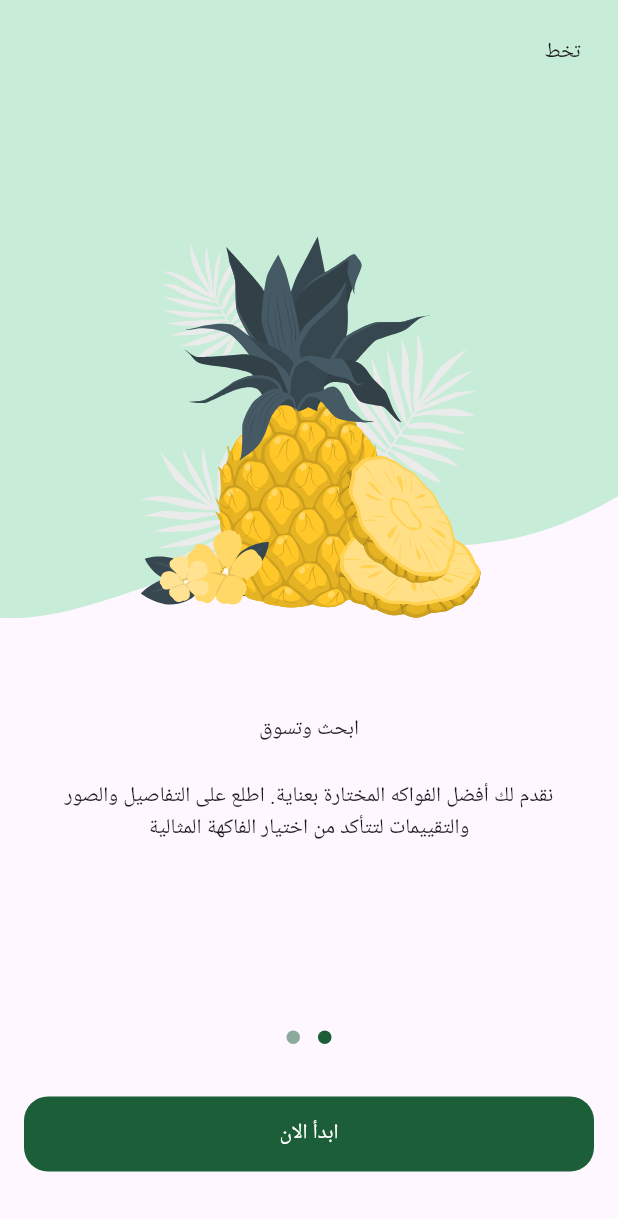
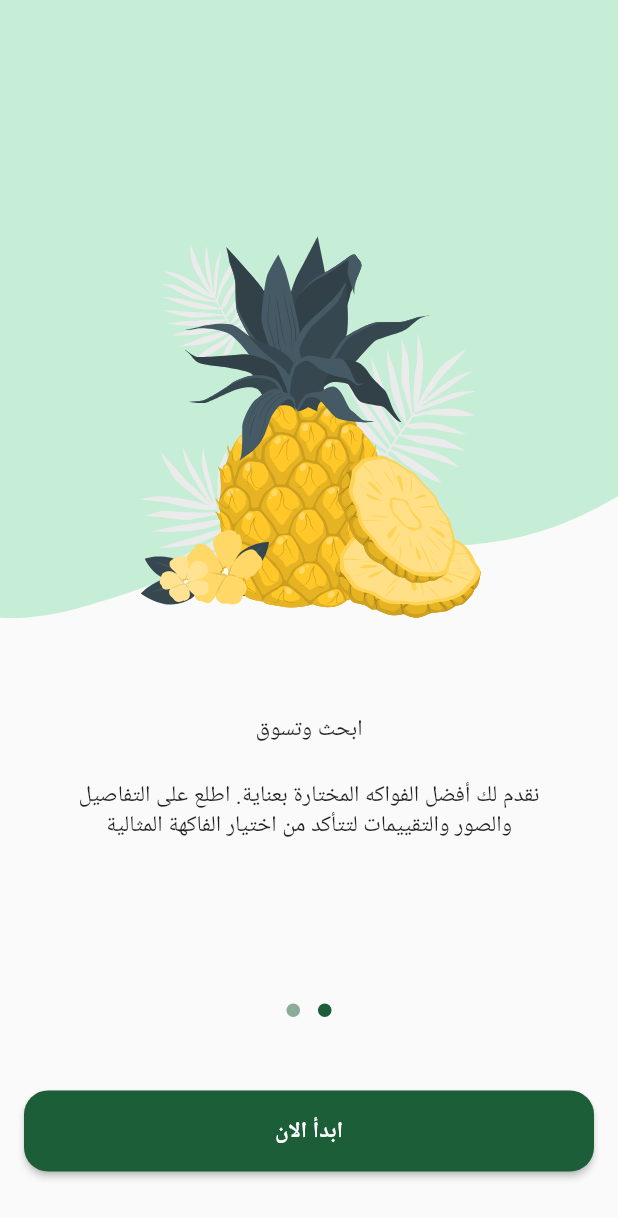
Before and after one commit to HamzaAlwajeeh/Fruits-Hub, a Flutter app: the screen it shows after launch, swiped to page 2, on a phone screen of 412 x 824 dp. Shown: the top 1218 px of the screen. Run offline on Flutter 3.47's test engine with Material 3 defaults, Android fonts, the phone set to English and light mode, and no system bars; drawn by our look-alikes of dots_indicator; our stand-ins replace flutter_svg.

Commit message:
Enhance onboarding UI with SafeArea, button physics, and visible toggle

```diff
--- a/lib/Features/on_Boarding/presentation/views/on_boarding_view.dart
+++ b/lib/Features/on_Boarding/presentation/views/on_boarding_view.dart
@@ -6,6 +6,6 @@ class OnBoardingView extends StatelessWidget {
   static const String routeName = 'onBoarding';
   @override
   Widget build(BuildContext context) {
-    return Scaffold(body: OnBoardingBody());
+    return Scaffold(body: SafeArea(child: OnBoardingBody()));
   }
 }
--- a/lib/Features/on_Boarding/presentation/views/widgets/on_boarding_body.dart
+++ b/lib/Features/on_Boarding/presentation/views/widgets/on_boarding_body.dart
@@ -19,10 +19,10 @@ class OnBoardingBody extends StatelessWidget {
             activeColor: AppColors.primaryColor,
           ),
         ),
-        SizedBox(height: 29),
+        SizedBox(height: 43),
         Padding(
           padding: const EdgeInsets.symmetric(horizontal: 16),
-          child: CustomButton(text: 'ابدأ الان'),
+          child: CustomButton(onPressed: () {}, text: 'ابدأ الان'),
         ),
         SizedBox(height: 43),
       ],
--- a/lib/Features/on_Boarding/presentation/views/widgets/on_boarding_page_item.dart
+++ b/lib/Features/on_Boarding/presentation/views/widgets/on_boarding_page_item.dart
@@ -8,11 +8,13 @@ class OnBoardingPageItem extends StatelessWidget {
     required this.image,
     required this.title,
     required this.subTitle,
+    required this.isVisable,
   });
   final String background;
   final String image;
   final Widget title;
   final String subTitle;
+  final bool isVisable;
 
   @override
   Widget build(BuildContext context) {
@@ -32,7 +34,13 @@ class OnBoardingPageItem extends StatelessWidget {
                 right: 0,
                 child: SvgPicture.asset(image),
               ),
-              Padding(padding: const EdgeInsets.all(25.0), child: Text('تخط')),
+              Visibility(
+                visible: isVisable,
+                child: Padding(
+                  padding: const EdgeInsets.all(25.0),
+                  child: Text('تخط'),
+                ),
+              ),
             ],
           ),
         ),
--- a/lib/Features/on_Boarding/presentation/views/widgets/on_boarding_page_view.dart
+++ b/lib/Features/on_Boarding/presentation/views/widgets/on_boarding_page_view.dart
@@ -8,8 +8,10 @@ class OnBoardingPageView extends StatelessWidget {
   @override
   Widget build(BuildContext context) {
     return PageView(
+      physics: BouncingScrollPhysics(),
       children: [
         OnBoardingPageItem(
+          isVisable: true,
           background: Assets.imagesPageViewItem1Background,
           image: Assets.imagesPageViewItem1Image,
           title: Row(
@@ -20,6 +22,7 @@ class OnBoardingPageView extends StatelessWidget {
               'اكتشف تجربة تسوق فريدة مع FruitHUB. استكشف مجموعتنا الواسعة من الفواكه الطازجة الممتازة واحصل على أفضل العروض والجودة العالية.',
         ),
         OnBoardingPageItem(
+          isVisable: false,
           background: Assets.imagesPageViewItem2Background,
           image: Assets.imagesPageViewItem2Image,
           title: Text('ابحث وتسوق'),
--- a/lib/core/widgets/custom_button.dart
+++ b/lib/core/widgets/custom_button.dart
@@ -3,22 +3,22 @@ import 'package:fruits_hub/core/utils/app_colors.dart';
 
 class CustomButton extends StatelessWidget {
   const CustomButton({super.key, this.onPressed, required this.text});
-  final VoidCallback? onPressed;
+  final void Function()? onPressed;
   final String text;
   @override
   Widget build(BuildContext context) {
     return SizedBox(
       width: double.infinity,
-      height: 50,
-      child: TextButton(
+      height: 54,
+      child: ElevatedButton(
         onPressed: onPressed,
-        style: TextButton.styleFrom(
+        style: ElevatedButton.styleFrom(
           backgroundColor: AppColors.primaryColor,
           shape: RoundedRectangleBorder(
             borderRadius: BorderRadius.circular(16),
           ),
         ),
-        child: Text(text, style: TextStyle(color: Colors.white)),
+        child: Text(text),
       ),
     );
   }
--- a/lib/main.dart
+++ b/lib/main.dart
@@ -23,6 +23,7 @@ class FruitsHub extends StatelessWidget {
       ],
       supportedLocales: S.delegate.supportedLocales,
       debugShowCheckedModeBanner: false,
+      theme: ThemeData(useMaterial3: false),
       onGenerateRoute: onGenerateRoute,
       initialRoute: SplashView.routeName,
     );
```
